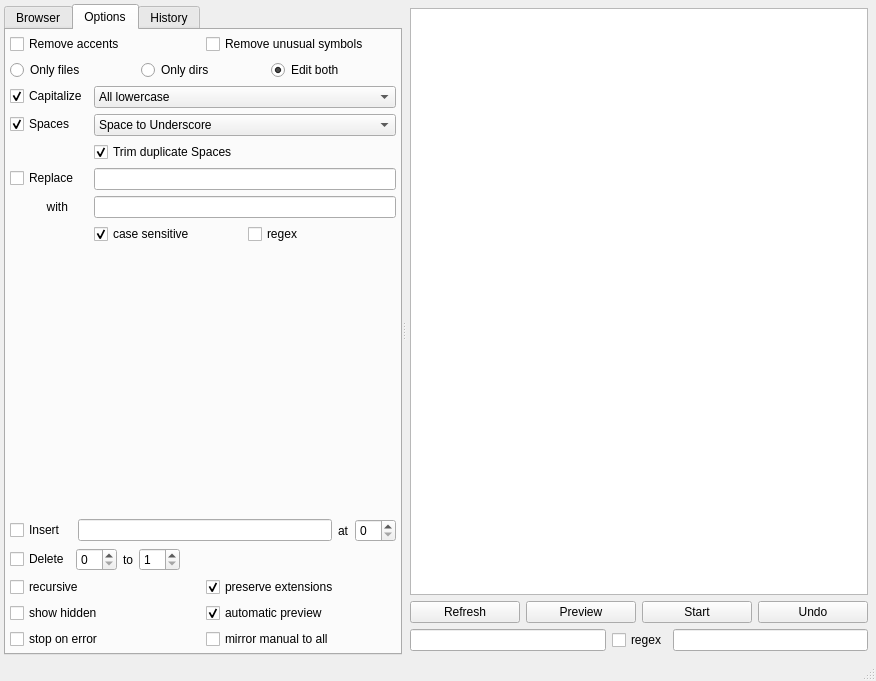
Old version of the form gui/filebrowser/filebrowser.ui in the repository gmdfalk/60-days-of-python.
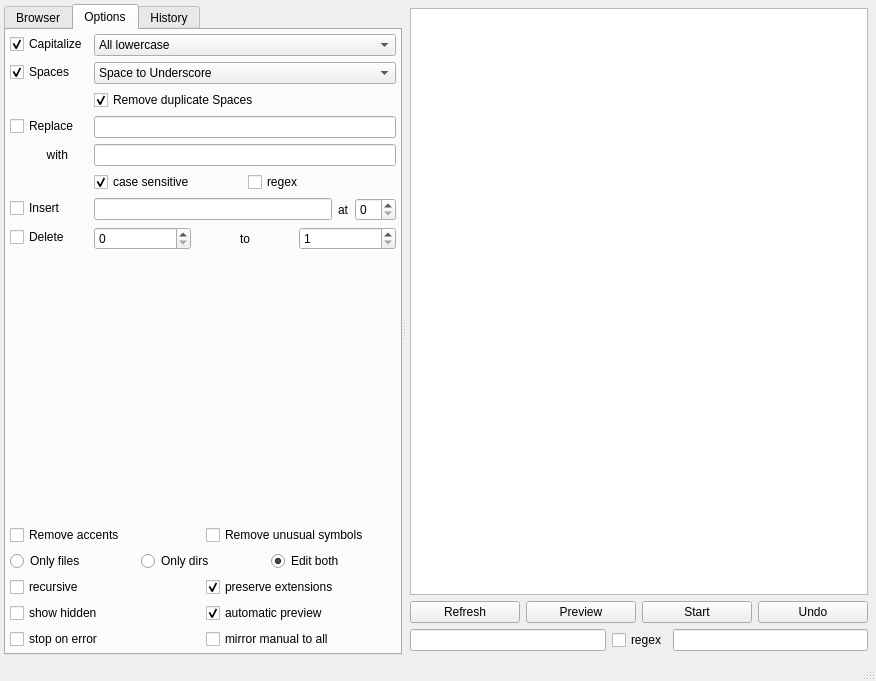
New version of the form.

Commit message: action form update

Diff of the .ui file:
```diff
--- a/gui/filebrowser/filebrowser.ui
+++ b/gui/filebrowser/filebrowser.ui
@@ -47,60 +47,14 @@
         <attribute name="title">
          <string>Options</string>
         </attribute>
-        <layout class="QVBoxLayout" name="verticalLayout_3" stretch="1,0,0,0">
+        <layout class="QVBoxLayout" name="verticalLayout_3" stretch="0,0">
          <property name="margin">
           <number>4</number>
          </property>
          <item>
-          <layout class="QVBoxLayout" name="actionlayout" stretch="0,0,1">
+          <layout class="QVBoxLayout" name="actionlayout" stretch="0,0,0">
            <item>
-            <layout class="QGridLayout" name="removelayout">
-             <item row="0" column="1">
-              <widget class="QCheckBox" name="accentbox">
-               <property name="text">
-                <string>Remove unusual symbols</string>
-               </property>
-              </widget>
-             </item>
-             <item row="0" column="0">
-              <widget class="QCheckBox" name="symbolbox">
-               <property name="text">
-                <string>Remove accents</string>
-               </property>
-              </widget>
-             </item>
-            </layout>
-           </item>
-           <item>
-            <layout class="QHBoxLayout" name="fileradiolayout">
-             <item>
-              <widget class="QRadioButton" name="filesradio">
-               <property name="text">
-                <string>Only files</string>
-               </property>
-              </widget>
-             </item>
-             <item>
-              <widget class="QRadioButton" name="dirsradio">
-               <property name="text">
-                <string>Only dirs</string>
-               </property>
-              </widget>
-             </item>
-             <item>
-              <widget class="QRadioButton" name="allradio">
-               <property name="text">
-                <string>Edit both</string>
-               </property>
-               <property name="checked">
-                <bool>true</bool>
-               </property>
-              </widget>
-             </item>
-            </layout>
-           </item>
-           <item>
-            <layout class="QFormLayout" name="stringforms">
+            <layout class="QFormLayout" name="actionforms">
              <property name="fieldGrowthPolicy">
               <enum>QFormLayout::AllNonFixedFieldsGrow</enum>
              </property>
@@ -185,7 +139,7 @@
              <item row="2" column="1">
               <widget class="QCheckBox" name="spacetrimcheck">
                <property name="text">
-                <string>Trim duplicate Spaces</string>
+                <string>Remove duplicate Spaces</string>
                </property>
                <property name="checked">
                 <bool>true</bool>
@@ -202,6 +156,13 @@
              <item row="3" column="1">
               <widget class="QLineEdit" name="replacesource"/>
              </item>
+             <item row="4" column="0">
+              <widget class="QLabel" name="replacelabel">
+               <property name="text">
+                <string>           with</string>
+               </property>
+              </widget>
+             </item>
              <item row="4" column="1">
               <widget class="QLineEdit" name="replacetarget"/>
              </item>
@@ -226,36 +187,19 @@
                </item>
               </layout>
              </item>
-             <item row="4" column="0">
-              <widget class="QLabel" name="label">
-               <property name="layoutDirection">
-                <enum>Qt::LeftToRight</enum>
-               </property>
-               <property name="autoFillBackground">
-                <bool>false</bool>
-               </property>
-               <property name="text">
-                <string>           with</string>
-               </property>
-              </widget>
-             </item>
-            </layout>
-           </item>
-          </layout>
-         </item>
-         <item>
-          <layout class="QHBoxLayout" name="insertlayout" stretch="0,0,0,0">
-           <item>
+             <item row="6" column="0">
             <widget class="QCheckBox" name="insertcheck">
              <property name="text">
-              <string>Insert  </string>
+                <string>Insert</string>
              </property>
             </widget>
            </item>
+             <item row="6" column="1">
+              <layout class="QHBoxLayout" name="insertlayout_2">
            <item>
             <widget class="QLineEdit" name="insertedit"/>
            </item>
-           <item alignment="Qt::AlignHCenter">
+               <item>
             <widget class="QLabel" name="insertatlabel">
              <property name="text">
               <string>at</string>
@@ -267,15 +211,15 @@
            </item>
           </layout>
          </item>
-         <item>
-          <layout class="QHBoxLayout" name="deletelayout" stretch="0,0,0,0,1">
-           <item>
-            <widget class="QCheckBox" name="deletecheck_2">
+             <item row="7" column="0">
+              <widget class="QCheckBox" name="deletecheck">
              <property name="text">
               <string>Delete</string>
              </property>
             </widget>
            </item>
+             <item row="7" column="1">
+              <layout class="QHBoxLayout" name="deletelayout">
            <item>
             <widget class="QSpinBox" name="deletestart"/>
            </item>
@@ -293,12 +237,55 @@
              </property>
             </widget>
            </item>
+              </layout>
+             </item>
+            </layout>
+           </item>
            <item>
-            <widget class="QLabel" name="deletelabelempty">
+            <layout class="QGridLayout" name="removelayout">
+             <item row="0" column="1">
+              <widget class="QCheckBox" name="accentbox">
              <property name="text">
-              <string/>
-             </property>
-            </widget>
+                <string>Remove unusual symbols</string>
+               </property>
+              </widget>
+             </item>
+             <item row="0" column="0">
+              <widget class="QCheckBox" name="symbolbox">
+               <property name="text">
+                <string>Remove accents</string>
+               </property>
+              </widget>
+             </item>
+            </layout>
+           </item>
+           <item>
+            <layout class="QHBoxLayout" name="fileradiolayout">
+             <item>
+              <widget class="QRadioButton" name="filesradio">
+               <property name="text">
+                <string>Only files</string>
+               </property>
+              </widget>
+             </item>
+             <item>
+              <widget class="QRadioButton" name="dirsradio">
+               <property name="text">
+                <string>Only dirs</string>
+               </property>
+              </widget>
+             </item>
+             <item>
+              <widget class="QRadioButton" name="allradio">
+               <property name="text">
+                <string>Edit both</string>
+               </property>
+               <property name="checked">
+                <bool>true</bool>
+               </property>
+              </widget>
+             </item>
+            </layout>
            </item>
           </layout>
          </item>
```
Left out of the diff: 2 changed lines with no effect on the pictures. Lines whose indentation alone changed are shown as unchanged.
